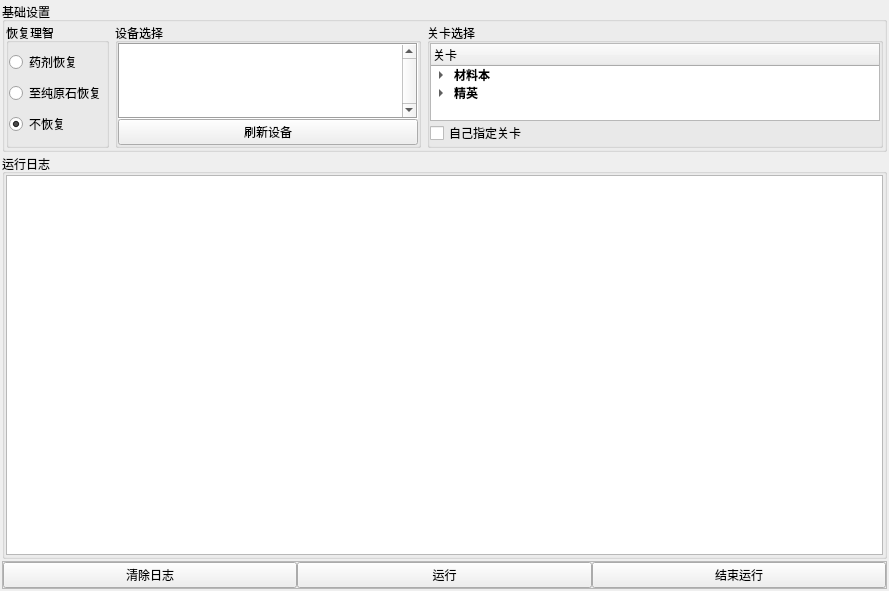
First picture: the form in tab.ui, repository Inull-Studio/AutoArknights, before the edit.
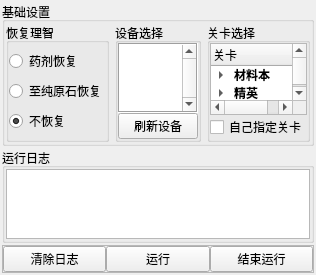
Second picture: the form after the edit.

```diff
--- a/tab.ui
+++ b/tab.ui
@@ -6,8 +6,8 @@
    <rect>
     <x>0</x>
     <y>0</y>
-    <width>889</width>
-    <height>591</height>
+    <width>291</width>
+    <height>243</height>
    </rect>
   </property>
   <property name="windowTitle">
@@ -621,6 +621,12 @@
       </property>
       <item>
        <widget class="QTextBrowser" name="LogText">
+        <property name="minimumSize">
+         <size>
+          <width>0</width>
+          <height>0</height>
+         </size>
+        </property>
         <property name="font">
          <font>
           <pointsize>10</pointsize>
```
